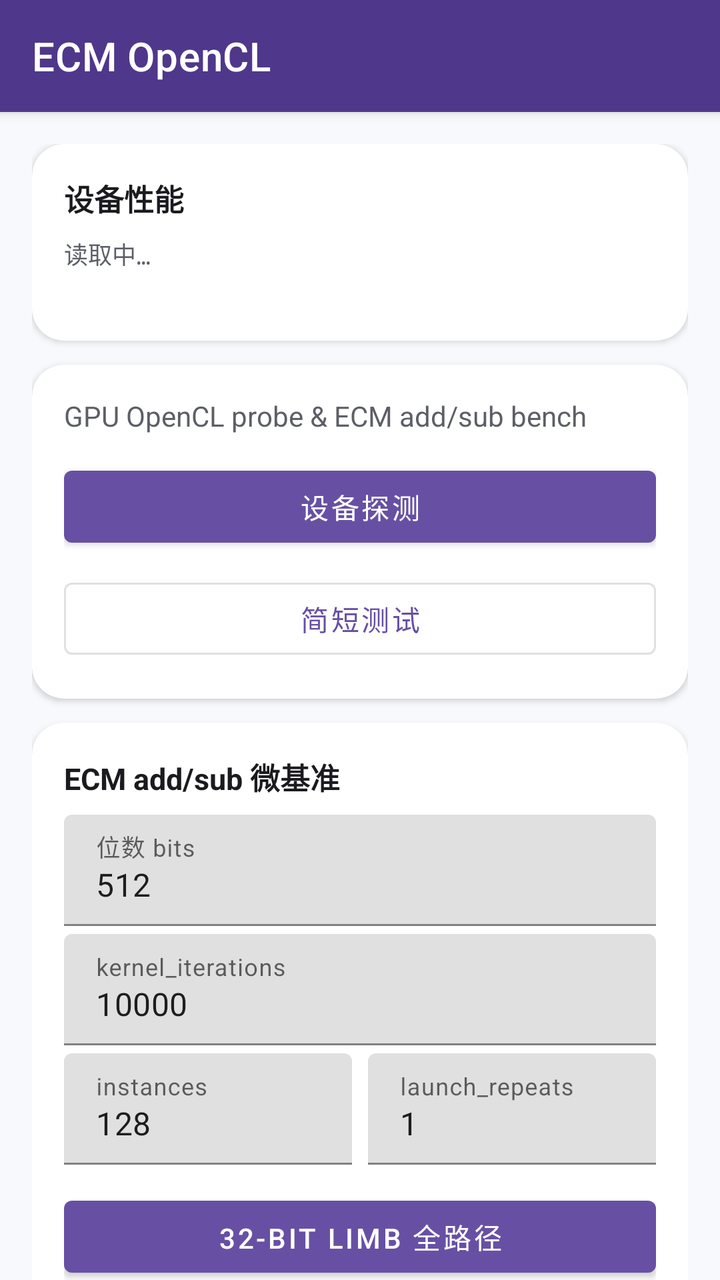
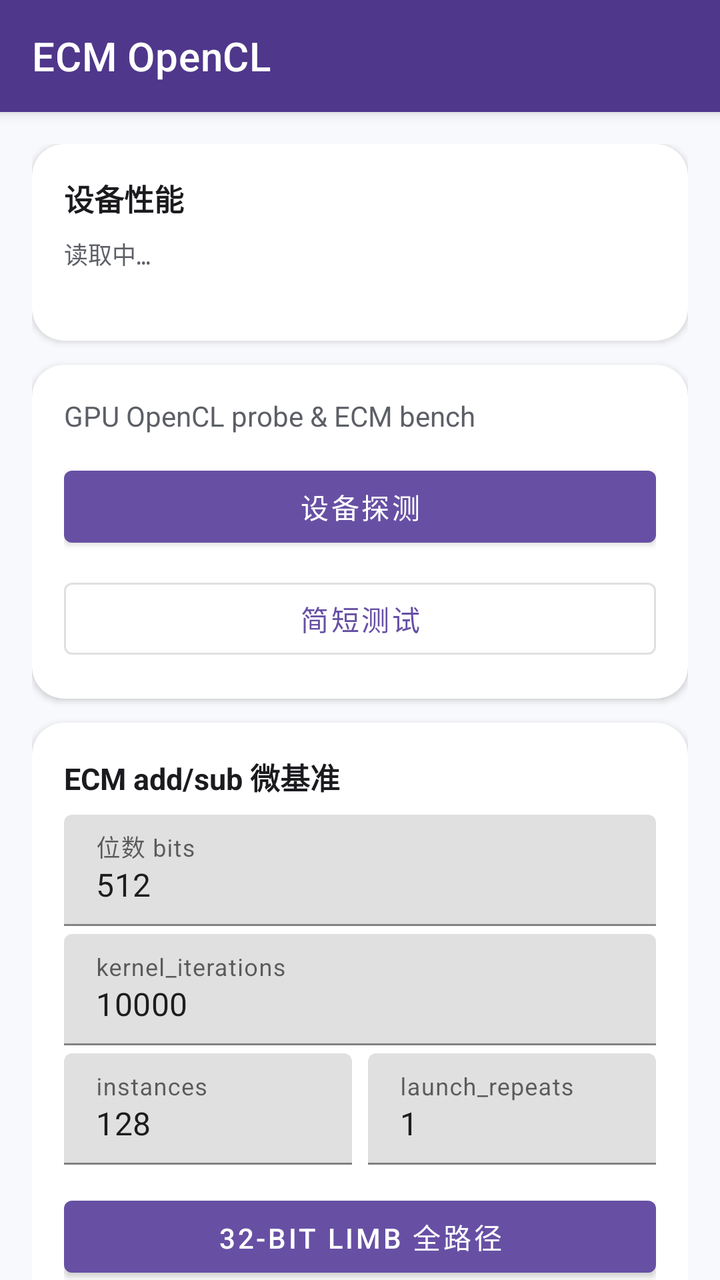

The first picture is an Android layout as it rendered before a commit; the second is the same layout after the commit. The layout source and the unified diff follow.
<!-- AndroidManifest.xml: application theme Theme.ECM -->
<!-- res/layout/activity_main.xml -->
<?xml version="1.0" encoding="utf-8"?>
<androidx.coordinatorlayout.widget.CoordinatorLayout xmlns:android="http://schemas.android.com/apk/res/android"
    xmlns:app="http://schemas.android.com/apk/res-auto"
    android:layout_width="match_parent"
    android:layout_height="match_parent"
    android:background="@color/surface">

    <com.google.android.material.appbar.AppBarLayout
        android:layout_width="match_parent"
        android:layout_height="wrap_content"
        android:background="@color/purple_700">

        <com.google.android.material.appbar.MaterialToolbar
            android:id="@+id/toolbar"
            android:layout_width="match_parent"
            android:layout_height="?attr/actionBarSize"
            app:title="@string/app_name"
            app:titleTextColor="@android:color/white" />
    </com.google.android.material.appbar.AppBarLayout>

    <androidx.core.widget.NestedScrollView
        android:id="@+id/nestedScrollView"
        android:layout_width="match_parent"
        android:layout_height="match_parent"
        android:clipToPadding="false"
        android:padding="16dp"
        app:layout_behavior="@string/appbar_scrolling_view_behavior">

        <LinearLayout
            android:layout_width="match_parent"
            android:layout_height="wrap_content"
            android:orientation="vertical">

            <com.google.android.material.card.MaterialCardView
                android:layout_width="match_parent"
                android:layout_height="wrap_content"
                app:cardBackgroundColor="@color/card_bg"
                app:cardCornerRadius="16dp"
                app:cardElevation="2dp">

                <LinearLayout
                    android:layout_width="match_parent"
                    android:layout_height="wrap_content"
                    android:orientation="vertical"
                    android:padding="16dp">

                    <TextView
                        android:layout_width="match_parent"
                        android:layout_height="wrap_content"
                        android:text="@string/perf_section_title"
                        android:textColor="@color/text_primary"
                        android:textSize="15sp"
                        android:textStyle="bold" />

                    <TextView
                        android:id="@+id/perf_text"
                        android:layout_width="match_parent"
                        android:layout_height="wrap_content"
                        android:layout_marginTop="8dp"
                        android:fontFamily="monospace"
                        android:lineSpacingExtra="2dp"
                        android:text="@string/perf_loading"
                        android:textColor="@color/text_secondary"
                        android:textSize="12sp" />

                    <TextView
                        android:id="@+id/perf_updated"
                        android:layout_width="match_parent"
                        android:layout_height="wrap_content"
                        android:layout_marginTop="4dp"
                        android:textColor="@color/text_secondary"
                        android:textSize="11sp" />
                </LinearLayout>
            </com.google.android.material.card.MaterialCardView>

            <com.google.android.material.card.MaterialCardView
                android:layout_width="match_parent"
                android:layout_height="wrap_content"
                android:layout_marginTop="12dp"
                app:cardBackgroundColor="@color/card_bg"
                app:cardCornerRadius="16dp"
                app:cardElevation="2dp">

                <LinearLayout
                    android:layout_width="match_parent"
                    android:layout_height="wrap_content"
                    android:orientation="vertical"
                    android:padding="16dp">

                    <TextView
                        android:layout_width="match_parent"
                        android:layout_height="wrap_content"
                        android:text="@string/subtitle"
                        android:textColor="@color/text_secondary"
                        android:textSize="14sp" />

                    <ProgressBar
                        android:id="@+id/progress"
                        style="?android:attr/progressBarStyleHorizontal"
                        android:layout_width="match_parent"
                        android:layout_height="wrap_content"
                        android:layout_marginTop="12dp"
                        android:indeterminate="true"
                        android:visibility="gone" />

                    <com.google.android.material.button.MaterialButton
                        android:id="@+id/btn_probe"
                        style="@style/Widget.MaterialComponents.Button"
                        android:layout_width="match_parent"
                        android:layout_height="wrap_content"
                        android:layout_marginTop="12dp"
                        android:text="@string/btn_probe" />

                    <com.google.android.material.button.MaterialButton
                        android:id="@+id/btn_short"
                        style="@style/Widget.MaterialComponents.Button.OutlinedButton"
                        android:layout_width="match_parent"
                        android:layout_height="wrap_content"
                        android:layout_marginTop="8dp"
                        android:text="@string/btn_short" />
                </LinearLayout>
            </com.google.android.material.card.MaterialCardView>

            <com.google.android.material.card.MaterialCardView
                android:layout_width="match_parent"
                android:layout_height="wrap_content"
                android:layout_marginTop="12dp"
                app:cardBackgroundColor="@color/card_bg"
                app:cardCornerRadius="16dp"
                app:cardElevation="2dp">

                <LinearLayout
                    android:layout_width="match_parent"
                    android:layout_height="wrap_content"
                    android:orientation="vertical"
                    android:padding="16dp">

                    <TextView
                        android:layout_width="match_parent"
                        android:layout_height="wrap_content"
                        android:text="@string/addsub_section_title"
                        android:textColor="@color/text_primary"
                        android:textSize="15sp"
                        android:textStyle="bold" />

                    <com.google.android.material.textfield.TextInputLayout
                        android:layout_width="match_parent"
                        android:layout_height="wrap_content"
                        android:layout_marginTop="8dp"
                        android:hint="@string/hint_bits">

                        <com.google.android.material.textfield.TextInputEditText
                            android:id="@+id/input_bits"
                            android:layout_width="match_parent"
                            android:layout_height="wrap_content"
                            android:inputType="number"
                            android:text="@string/default_bits" />
                    </com.google.android.material.textfield.TextInputLayout>

                    <com.google.android.material.textfield.TextInputLayout
                        android:layout_width="match_parent"
                        android:layout_height="wrap_content"
                        android:layout_marginTop="4dp"
                        android:hint="@string/hint_kernel_iters">

                        <com.google.android.material.textfield.TextInputEditText
                            android:id="@+id/input_kernel_iters"
                            android:layout_width="match_parent"
                            android:layout_height="wrap_content"
                            android:inputType="number"
                            android:text="@string/default_kernel_iters" />
                    </com.google.android.material.textfield.TextInputLayout>

                    <LinearLayout
                        android:layout_width="match_parent"
                        android:layout_height="wrap_content"
                        android:layout_marginTop="4dp"
                        android:orientation="horizontal">

                        <com.google.android.material.textfield.TextInputLayout
                            android:layout_width="0dp"
                            android:layout_height="wrap_content"
                            android:layout_marginEnd="4dp"
                            android:layout_weight="1"
                            android:hint="@string/hint_instances">

                            <com.google.android.material.textfield.TextInputEditText
                                android:id="@+id/input_instances"
                                android:layout_width="match_parent"
                                android:layout_height="wrap_content"
                                android:inputType="number"
                                android:text="@string/default_instances" />
                        </com.google.android.material.textfield.TextInputLayout>

                        <com.google.android.material.textfield.TextInputLayout
                            android:layout_width="0dp"
                            android:layout_height="wrap_content"
                            android:layout_marginStart="4dp"
                            android:layout_weight="1"
                            android:hint="@string/hint_launch_repeats">

                            <com.google.android.material.textfield.TextInputEditText
                                android:id="@+id/input_launch_repeats"
                                android:layout_width="match_parent"
                                android:layout_height="wrap_content"
                                android:inputType="number"
                                android:text="@string/default_launch_repeats" />
                        </com.google.android.material.textfield.TextInputLayout>
                    </LinearLayout>

                    <com.google.android.material.button.MaterialButton
                        android:id="@+id/btn_addsub_bench"
                        style="@style/Widget.MaterialComponents.Button"
                        android:layout_width="match_parent"
                        android:layout_height="wrap_content"
                        android:layout_marginTop="12dp"
                        android:text="@string/btn_addsub_bench" />

                    <com.google.android.material.button.MaterialButton
                        android:id="@+id/btn_addsub_bench_24"
                        style="@style/Widget.MaterialComponents.Button.OutlinedButton"
                        android:layout_width="match_parent"
                        android:layout_height="wrap_content"
                        android:layout_marginTop="8dp"
                        android:text="@string/btn_addsub_bench_24" />
                </LinearLayout>
            </com.google.android.material.card.MaterialCardView>

            <com.google.android.material.card.MaterialCardView
                android:layout_width="match_parent"
                android:layout_height="wrap_content"
                android:layout_marginTop="12dp"
                app:cardBackgroundColor="@color/card_bg"
                app:cardCornerRadius="16dp"
                app:cardElevation="2dp">

                <LinearLayout
                    android:layout_width="match_parent"
                    android:layout_height="wrap_content"
                    android:orientation="vertical"
                    android:padding="16dp">

                    <TextView
                        android:layout_width="match_parent"
                        android:layout_height="wrap_content"
                        android:text="@string/limb_section_title"
                        android:textColor="@color/text_primary"
                        android:textSize="15sp"
                        android:textStyle="bold" />

                    <LinearLayout
                        android:layout_width="match_parent"
                        android:layout_height="wrap_content"
                        android:layout_marginTop="8dp"
                        android:orientation="horizontal">

                        <com.google.android.material.button.MaterialButton
                            android:id="@+id/btn_bench_16"
                            style="@style/Widget.MaterialComponents.Button.OutlinedButton"
                            android:layout_width="0dp"
                            android:layout_height="wrap_content"
                            android:layout_marginEnd="4dp"
                            android:layout_weight="1"
                            android:text="@string/btn_bench_16"
                            android:textSize="12sp" />

                        <com.google.android.material.button.MaterialButton
                            android:id="@+id/btn_bench_24"
                            style="@style/Widget.MaterialComponents.Button.OutlinedButton"
                            android:layout_width="0dp"
                            android:layout_height="wrap_content"
                            android:layout_marginHorizontal="4dp"
                            android:layout_weight="1"
                            android:text="@string/btn_bench_24"
                            android:textSize="12sp" />

                        <com.google.android.material.button.MaterialButton
                            android:id="@+id/btn_bench_32"
                            style="@style/Widget.MaterialComponents.Button.OutlinedButton"
                            android:layout_width="0dp"
                            android:layout_height="wrap_content"
                            android:layout_marginStart="4dp"
                            android:layout_weight="1"
                            android:text="@string/btn_bench_32"
                            android:textSize="12sp" />
                    </LinearLayout>
                </LinearLayout>
            </com.google.android.material.card.MaterialCardView>

            <com.google.android.material.card.MaterialCardView
                android:layout_width="match_parent"
                android:layout_height="wrap_content"
                android:layout_marginTop="12dp"
                app:cardBackgroundColor="@color/card_bg"
                app:cardCornerRadius="16dp"
                app:cardElevation="2dp">

                <TextView
                    android:id="@+id/output_text"
                    android:layout_width="match_parent"
                    android:layout_height="wrap_content"
                    android:fontFamily="monospace"
                    android:padding="16dp"
                    android:text="@string/output_hint"
                    android:textColor="@color/text_primary"
                    android:textIsSelectable="true"
                    android:textSize="12sp" />
            </com.google.android.material.card.MaterialCardView>
        </LinearLayout>
    </androidx.core.widget.NestedScrollView>
</androidx.coordinatorlayout.widget.CoordinatorLayout>
<!-- resources referenced by this layout -->
<resources>
  <color name="card_bg">#FFFFFFFF</color>
  <color name="purple_700">#FF4F378B</color>
  <color name="surface">#FFF8F9FC</color>
  <color name="text_primary">#FF1B1B1F</color>
  <color name="text_secondary">#FF5C5F66</color>
  <string name="addsub_section_title">ECM add/sub 微基准</string>
  <string name="app_name">ECM OpenCL</string>
  <string name="btn_addsub_bench">32-bit limb 全路径</string>
  <string name="btn_addsub_bench_24">24-bit limb（fused + unroll）</string>
  <string name="btn_bench_16">16-bit 性能</string>
  <string name="btn_bench_24">24-bit 性能</string>
  <string name="btn_bench_32">32-bit 性能</string>
  <string name="btn_probe">设备探测</string>
  <string name="btn_short">简短测试</string>
  <string name="default_bits">512</string>
  <string name="default_instances">128</string>
  <string name="default_kernel_iters">10000</string>
  <string name="default_launch_repeats">1</string>
  <string name="hint_bits">位数 bits</string>
  <string name="hint_instances">instances</string>
  <string name="hint_kernel_iters">kernel_iterations</string>
  <string name="hint_launch_repeats">launch_repeats</string>
  <string name="limb_section_title">Limb add-mod 微基准</string>
  <string name="output_hint">点击按钮运行测试…</string>
  <string name="perf_loading">读取中…</string>
  <string name="perf_section_title">设备性能</string>
  <string name="subtitle">GPU OpenCL probe &amp; ECM add/sub bench</string>
  <style name="Theme.ECM" parent="Theme.MaterialComponents.DayNight.NoActionBar">
          <item name="colorPrimary">@color/purple_500</item>
          <item name="colorPrimaryVariant">@color/purple_700</item>
          <item name="colorOnPrimary">@color/white</item>
          <item name="colorSecondary">@color/accent</item>
          <item name="android:statusBarColor">@color/purple_700</item>
          <item name="android:windowBackground">@color/surface</item>
      </style>
  <color name="purple_500">#FF6750A4</color>
  <color name="white">#FFFFFFFF</color>
  <color name="accent">#FF006A6A</color>
</resources>

<!-- the commit's change to res/layout/activity_main.xml (unified diff, before → after) -->
@@ -223,6 +223,23 @@
                         android:layout_height="wrap_content"
                         android:layout_marginTop="8dp"
                         android:text="@string/btn_addsub_bench_24" />
+
+                    <TextView
+                        android:layout_width="match_parent"
+                        android:layout_height="wrap_content"
+                        android:layout_marginTop="12dp"
+                        android:text="@string/montsqr_section_title"
+                        android:textColor="@color/text_primary"
+                        android:textSize="14sp"
+                        android:textStyle="bold" />
+
+                    <com.google.android.material.button.MaterialButton
+                        android:id="@+id/btn_montsqr_bench"
+                        style="@style/Widget.MaterialComponents.Button.OutlinedButton"
+                        android:layout_width="match_parent"
+                        android:layout_height="wrap_content"
+                        android:layout_marginTop="8dp"
+                        android:text="@string/btn_montsqr_bench" />
                 </LinearLayout>
             </com.google.android.material.card.MaterialCardView>
 
<!-- resource entries referenced after the edit -->
@@ -12,6 +12,7 @@
   <string name="btn_bench_16">16-bit 性能</string>
   <string name="btn_bench_24">24-bit 性能</string>
   <string name="btn_bench_32">32-bit 性能</string>
+  <string name="btn_montsqr_bench">mont mul/sqr（WG, tpi=4）</string>
   <string name="btn_probe">设备探测</string>
   <string name="btn_short">简短测试</string>
   <string name="default_bits">512</string>
@@ -23,10 +24,11 @@
   <string name="hint_kernel_iters">kernel_iterations</string>
   <string name="hint_launch_repeats">launch_repeats</string>
   <string name="limb_section_title">Limb add-mod 微基准</string>
+  <string name="montsqr_section_title">ECM mont mul/sqr 微基准</string>
   <string name="output_hint">点击按钮运行测试…</string>
   <string name="perf_loading">读取中…</string>
   <string name="perf_section_title">设备性能</string>
-  <string name="subtitle">GPU OpenCL probe &amp; ECM add/sub bench</string>
+  <string name="subtitle">GPU OpenCL probe &amp; ECM bench</string>
   <style name="Theme.ECM" parent="Theme.MaterialComponents.DayNight.NoActionBar">
           <item name="colorPrimary">@color/purple_500</item>
           <item name="colorPrimaryVariant">@color/purple_700</item>
